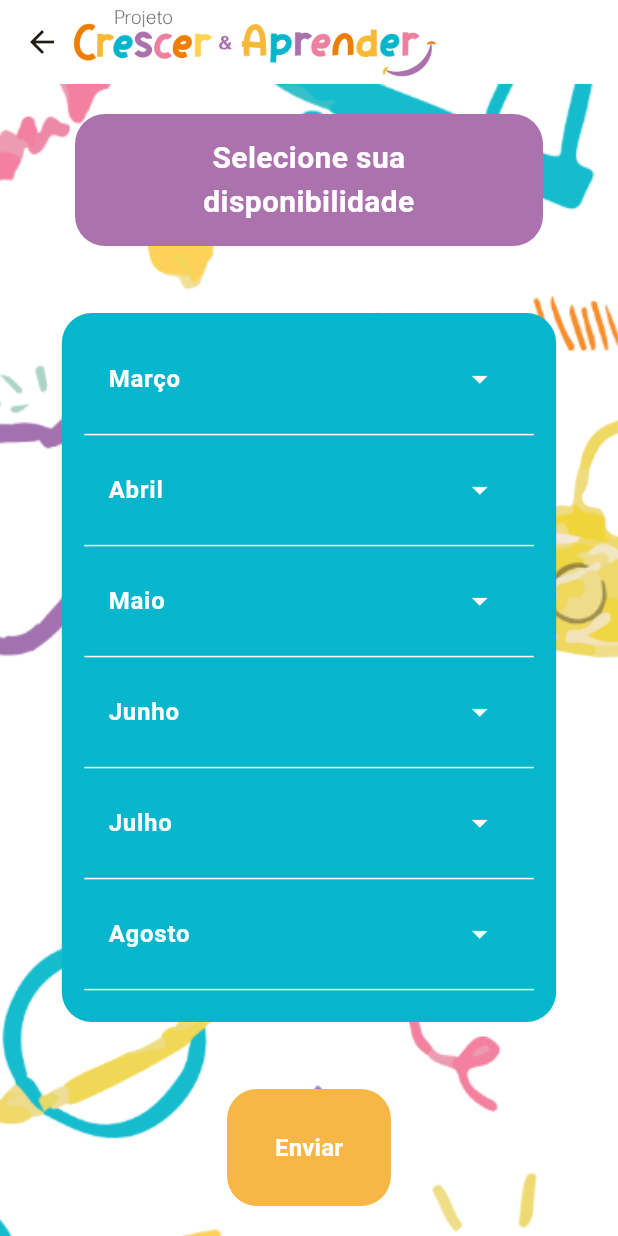
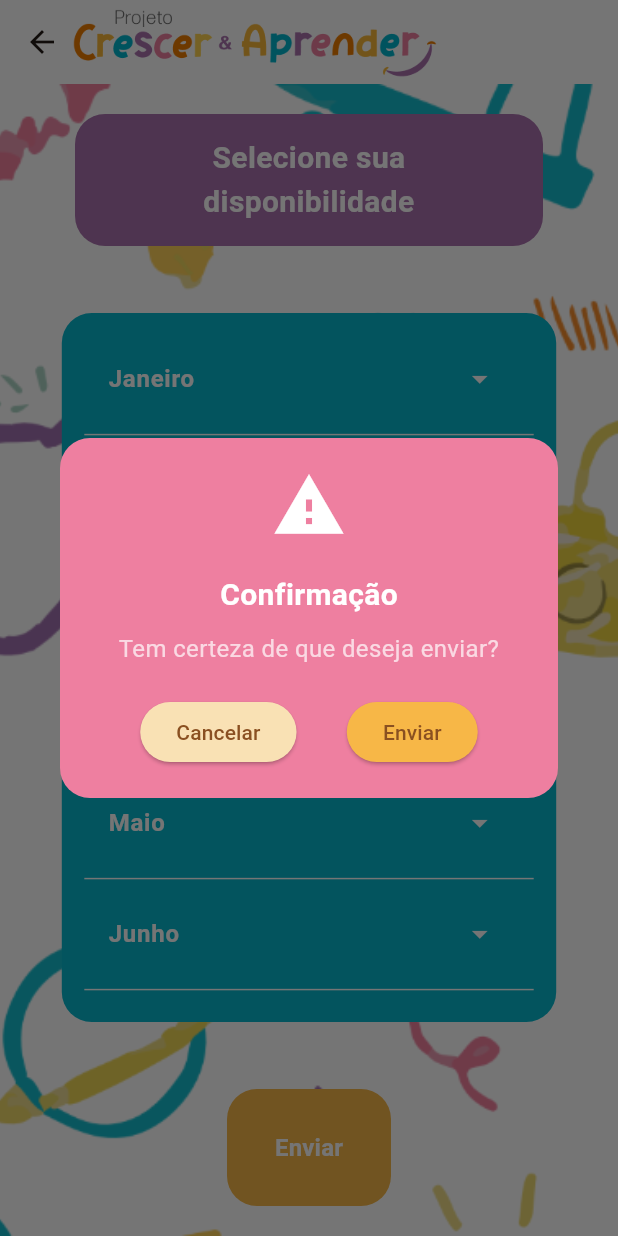
Before and after one commit to MiliTenorio/PCeA_App, a Flutter app: the SchedulePage screen opened directly, after a tap on "Enviar", on a phone screen of 412 x 824 dp. Run offline on Flutter 3.47's test engine with Material 3 defaults, Android fonts, the phone set to English and light mode, and no system bars; our stand-ins replace flutter_mobx, flutter_modular, mobx; generated files the repository leaves out were written again.

Commit message:
update to use clean architecture and mobx to update available list

```diff
--- a/pcea_app/lib/features/schedule/data/datasources/schedule_mockup.dart
+++ b/pcea_app/lib/features/schedule/data/datasources/schedule_mockup.dart
@@ -3,7 +3,7 @@ import 'package:pcea_app/features/schedule/domain/entities/schedules.dart';
 import 'package:pcea_app/features/schedule/domain/entities/user.dart';
 
 class ScheduleMockup {
-List<Schedule> schedules = [
+static List<Schedule> schedules = [
     Schedule(month: Strings.january, selectedDates: [
       DateTime(2025, 1, 4),
       DateTime(2025, 1, 11),
@@ -83,7 +83,7 @@ List<Schedule> schedules = [
   ];
 
   static User myUser = User(email: "mili@eu.com", name: "Milena Tenorio", password: "123",
-  scheduledDates: [], availableDates: availableDates);
+  scheduledDates: [], availableDates: []);
 
   static List<DateTime> scheduledDates = [
     //Schedule(month: Strings.march, selectedDates: [
--- a/pcea_app/lib/features/schedule/domain/entities/user.dart
+++ b/pcea_app/lib/features/schedule/domain/entities/user.dart
@@ -1,4 +1,3 @@
-import 'package:pcea_app/features/schedule/domain/entities/schedules.dart';
 
 class User {
   final String email;
--- a/pcea_app/lib/features/schedule/presentation/pages/schedule_page.dart
+++ b/pcea_app/lib/features/schedule/presentation/pages/schedule_page.dart
@@ -1,15 +1,15 @@
 import 'package:flutter/material.dart';
 import 'package:flutter_modular/flutter_modular.dart';
 import 'package:pcea_app/core/utils/AppColors.dart';
-import 'package:pcea_app/core/utils/strings/Strings.dart';
-import 'package:pcea_app/features/schedule/domain/entities/schedules.dart';
 import 'package:pcea_app/features/schedule/presentation/stores/user_store.dart';
+import 'package:pcea_app/features/schedule/presentation/widgets/availabily_list_dates_widget.dart';
 import 'package:pcea_app/features/schedule/presentation/widgets/title_widget.dart';
-import '../../data/datasources/schedule_mockup.dart';
-import 'package:intl/intl.dart';
+import 'package:pcea_app/features/schedule/presentation/widgets/send_dates_dialog.dart';
+
 
 class SchedulePage extends StatefulWidget {
-  const SchedulePage({super.key});
+   SchedulePage({super.key});
+    final UserStore userStore = Modular.get<UserStore>();
 
   @override
   _SchedulePageState createState() => _SchedulePageState();
@@ -17,22 +17,18 @@ class SchedulePage extends StatefulWidget {
 
 class _SchedulePageState extends State<SchedulePage> {
 
-  List<DateTime> selectedDates = [];
-  List<Schedule> schedules = ScheduleMockup().schedules;
-
   @override
   Widget build(BuildContext context) {
-    final UserStore userStore = Modular.get<UserStore>();
-    userStore.getAvailableDates();
-    selectedDates = userStore.userAvailableDates;
+    widget.userStore.getAvailableDates();
+    //selectedDates =  widget.userStore.userAvailableDates;
 
-    final currentDate = DateTime.now();
-    final currentMonthName = getMonthName(currentDate.month);
+    //final currentDate = DateTime.now();
+    //final currentMonthName = getMonthName(currentDate.month);
 
-    final filteredSchedules = schedules.where((schedule) {
+    /*final filteredSchedules = schedules.where((schedule) {
       final scheduleMonthName = schedule.month;
       return _compareMonths(scheduleMonthName, currentMonthName);
-    }).toList();
+    }).toList();*/
 
     return Scaffold(
     appBar: AppBar(
@@ -65,43 +61,7 @@ class _SchedulePageState extends State<SchedulePage> {
                 borderRadius: BorderRadius.all(Radius.circular(20,),),),
                   child: Padding(
                       padding: const EdgeInsets.all(15),
-                      child: ListView.separated(
-                      itemCount: filteredSchedules.length,
-                      itemBuilder: (context, index) {
-                        final schedule = filteredSchedules[index];
-                        return Theme(
-                          data: Theme.of(context).copyWith(dividerColor: Colors.transparent),
-                          child: ExpansionTile(
-                            title: Text(schedule.month,
-                            style: TextStyle(color: AppColors.white, fontSize: 16, fontWeight: FontWeight.w600,),
-                            ),
-                            childrenPadding: EdgeInsets.only(left: 10),
-                            trailing: Icon(Icons.arrow_drop_down, color: AppColors.white,),
-                            children: schedule.selectedDates.map((date) {
-                              return CheckboxListTile(
-                                title: Text(DateFormat('dd/MM/yy').format(date), style: TextStyle(color: AppColors.white, fontSize:16,)),
-                                value: selectedDates.contains(date),
-                                onChanged: (checked) {
-                                  setState(() {
-                                    if (checked == true) {
-                                      selectedDates.add(date);
-                                    } else {
-                                      selectedDates.remove(date);
-                                    }
-                                  });
-                                },
-                                activeColor: AppColors.white,
-                                checkColor: AppColors.blue,
-                                side: BorderSide(color: AppColors.white),
-                              );
-                            }).toList(),
-                          ),
-                        );
-                      },
-                      separatorBuilder: (context, index) {
-                        return Divider(color: AppColors.white,);
-                      },
-                    ),
+                      child: AvailabilyListDatesWidget(),
                   ),
                 ),
               ),
@@ -113,7 +73,7 @@ class _SchedulePageState extends State<SchedulePage> {
               child: Padding(
                 padding: const EdgeInsets.symmetric(horizontal: 20, vertical: 15),
                 child: TextButton(
-                  onPressed: () => userStore.updateAvailableDatesSchedule(selectedDates),
+                  onPressed: () => showSendDatesDialog(context),
                   child: Text("Enviar",
                   style: TextStyle(fontSize: 16, fontWeight: FontWeight.bold, color: AppColors.white),
                   ),
@@ -127,7 +87,7 @@ class _SchedulePageState extends State<SchedulePage> {
     );
   }
 
-   String getMonthName(int month) {
+  /*String getMonthName(int month) {
     const monthNames = Strings.months;
     return monthNames[month - 1];
   }
@@ -142,5 +102,5 @@ class _SchedulePageState extends State<SchedulePage> {
   int getMonthIndex(String monthName) {
     const monthNames = Strings.months;
     return monthNames.indexOf(monthName);
-  }
+  }*/
 }
--- a/pcea_app/lib/features/schedule/presentation/stores/user_store.dart
+++ b/pcea_app/lib/features/schedule/presentation/stores/user_store.dart
@@ -1,6 +1,5 @@
 import 'package:mobx/mobx.dart';
 import 'package:pcea_app/features/schedule/data/datasources/schedule_mockup.dart';
-import 'package:pcea_app/features/schedule/domain/entities/schedules.dart';
 import 'package:pcea_app/features/schedule/domain/entities/user.dart';
 
 part 'user_store.g.dart';
@@ -15,7 +14,7 @@ abstract class _UserStore with Store {
   String userName = "";
 
   @observable
-  late List<DateTime> userAvailableDates;
+  ObservableList<DateTime> userAvailableDates = ObservableList<DateTime>();
 
   //In the first verion, I dont will implement this yet
   //@action
@@ -37,14 +36,34 @@ abstract class _UserStore with Store {
   void updateUserName() {userName = user.name;}
 
   @action
-  void getAvailableDates() { userAvailableDates = user.availableDates; }
+  void getAvailableDates() {
+    userAvailableDates.clear();
+    userAvailableDates.addAll(user.availableDates);
+  }
 
   @action
-  void updateAvailableDatesSchedule(List<DateTime> newAvailableDates) {
+  void updateAvailableDatesSchedule() {
     //user = user.copyWith(availableDates: newAvailableDates);
     print("\n### New Available Dates:\n");
-    for(DateTime i in newAvailableDates){
+    for(DateTime i in userAvailableDates){
       print(i.toString());
     }
   }
+
+  @action
+  void toggleDateSelection(DateTime date) {
+    if (userAvailableDates.contains(date)) {
+      userAvailableDates.removeWhere((d) => d == date);
+      print('>> Remove $date');
+    } else {
+      userAvailableDates.add(date);
+      print('>> Add $date');
+    }
+  }
+
+    @action
+  void clearSelection() {
+    print('>> Clear selection');
+    userAvailableDates.clear();
+  }
 }
--- /dev/null
+++ b/pcea_app/lib/features/schedule/presentation/widgets/availabily_list_dates_widget.dart
@@ -0,0 +1,59 @@
+import 'package:flutter/material.dart';
+import 'package:flutter_mobx/flutter_mobx.dart';
+import 'package:flutter_modular/flutter_modular.dart';
+import 'package:intl/intl.dart';
+import 'package:pcea_app/core/utils/AppColors.dart';
+import 'package:pcea_app/features/schedule/data/datasources/schedule_mockup.dart';
+import 'package:pcea_app/features/schedule/domain/entities/schedules.dart';
+import 'package:pcea_app/features/schedule/presentation/stores/user_store.dart';
+
+class AvailabilyListDatesWidget extends StatelessWidget {
+  final List<Schedule> schedules = ScheduleMockup.schedules;
+  AvailabilyListDatesWidget({super.key});
+  final UserStore userStore = Modular.get<UserStore>();
+
+   @override
+    Widget build(BuildContext context) {
+      return Observer(
+        builder: (_) {
+          return ListView.separated(
+            itemCount: schedules.length,
+            itemBuilder: (context, index) {
+              final schedule = schedules[index];
+              return Theme(
+                data: Theme.of(context).copyWith(dividerColor: Colors.transparent),
+                child: ExpansionTile(
+                  title: Text(
+                    schedule.month,
+                    style: TextStyle(color: AppColors.white, fontSize: 16, fontWeight: FontWeight.w600),
+                  ),
+                  childrenPadding: EdgeInsets.only(left: 10),
+                  trailing: Icon(Icons.arrow_drop_down, color: AppColors.white),
+                  children: schedule.selectedDates.map((date) {
+                    return Observer(
+                      builder: (_) {
+                        return CheckboxListTile(
+                          title: Text(
+                            DateFormat('dd/MM/yy').format(date),
+                            style: TextStyle(color: AppColors.white, fontSize: 16),
+                          ),
+                          value: userStore.userAvailableDates.contains(date),
+                          onChanged: (checked) {
+                            userStore.toggleDateSelection(date);
+                          },
+                          activeColor: AppColors.white,
+                          checkColor: AppColors.blue,
+                          side: BorderSide(color: AppColors.white),
+                        );
+                      },
+                    );
+                  }).toList(),
+                ),
+              );
+            },
+            separatorBuilder: (context, index) => Divider(color: AppColors.white),
+          );
+        },
+      );
+  }
+}
--- a/pcea_app/lib/features/schedule/presentation/widgets/dates_widget.dart
+++ b/pcea_app/lib/features/schedule/presentation/widgets/dates_widget.dart
@@ -2,8 +2,8 @@ import 'package:flutter/material.dart';
 import 'package:pcea_app/core/utils/AppColors.dart';
 
 class DatesWidget extends StatelessWidget {
-  DatesWidget({super.key, required this.schedule});
-  List<DateTime> schedule;
+  const DatesWidget({super.key, required this.schedule});
+  final List<DateTime> schedule;
 
 @override
   Widget build(BuildContext context) {
--- /dev/null
+++ b/pcea_app/lib/features/schedule/presentation/widgets/send_dates_dialog.dart
@@ -0,0 +1,64 @@
+import 'package:flutter/material.dart';
+import 'package:pcea_app/core/utils/AppColors.dart';
+import 'package:pcea_app/features/schedule/presentation/stores/user_store.dart';
+import 'package:flutter_modular/flutter_modular.dart';
+
+void showSendDatesDialog(BuildContext context) {
+  final userStore = Modular.get<UserStore>();
+
+  showDialog(
+    context: context,
+    builder: (BuildContext context) {
+      return Dialog(
+        shape: RoundedRectangleBorder(
+          borderRadius: BorderRadius.circular(20),
+        ),
+        backgroundColor: AppColors.pink,
+        child: Padding(
+          padding: const EdgeInsets.all(20),
+          child: Column(
+            mainAxisSize: MainAxisSize.min,
+            children: [
+              Icon(Icons.warning, color: Colors.white, size: 50),
+              SizedBox(height: 20),
+              Text(
+                "Confirmação",
+                style: TextStyle(fontSize: 20, fontWeight: FontWeight.bold, color: Colors.white),
+              ),
+              SizedBox(height: 10),
+              Text(
+                "Tem certeza de que deseja enviar?",
+                style: TextStyle(fontSize: 16, color: Colors.white70),
+                textAlign: TextAlign.center,
+              ),
+              SizedBox(height: 20),
+              Row(
+                mainAxisAlignment: MainAxisAlignment.spaceEvenly,
+                children: [
+                  ElevatedButton(
+                    onPressed: () => Navigator.of(context).pop(),
+                    style: ElevatedButton.styleFrom(
+                      backgroundColor: AppColors.yellowLight,
+                    ),
+                    child: Text("Cancelar"),
+                  ),
+                  ElevatedButton(
+                    onPressed: () {
+                      Navigator.of(context).pop(); // Fecha o diálogo
+                      userStore.updateAvailableDatesSchedule(); // Atualiza as datas
+                      Navigator.of(context).pop(); // Volta para a tela anterior
+                    },
+                    style: ElevatedButton.styleFrom(
+                      backgroundColor: AppColors.yellow,
+                    ),
+                    child: Text("Enviar"),
+                  ),
+                ],
+              ),
+            ],
+          ),
+        ),
+      );
+    },
+  );
+}
--- a/pcea_app/lib/main.dart
+++ b/pcea_app/lib/main.dart
@@ -2,7 +2,6 @@ import 'package:flutter/material.dart';
 import 'package:flutter_modular/flutter_modular.dart';
 import 'package:pcea_app/core/main_modular.dart';
 import 'package:pcea_app/core/utils/AppColors.dart';
-import 'package:pcea_app/features/schedule/data/datasources/schedule_mockup.dart';
 import 'package:pcea_app/features/schedule/presentation/stores/user_store.dart';
 import 'package:pcea_app/features/schedule/presentation/widgets/available_options_widget.dart';
 import 'package:pcea_app/features/schedule/presentation/widgets/schedule_widget.dart';
@@ -30,7 +29,7 @@ class MyApp extends StatelessWidget {
 }
 
 class MyHomePage extends StatefulWidget {
-  MyHomePage({super.key});
+  const MyHomePage({super.key});
 
   @override
   State<MyHomePage> createState() => _MyHomePageState();
```
Also changed, not shown: pcea_app/lib/features/schedule/presentation/widgets/available_months.dart (deleted, +0 -42 lines), pcea_app/lib/features/schedule/presentation/stores/user_store.g.dart.
